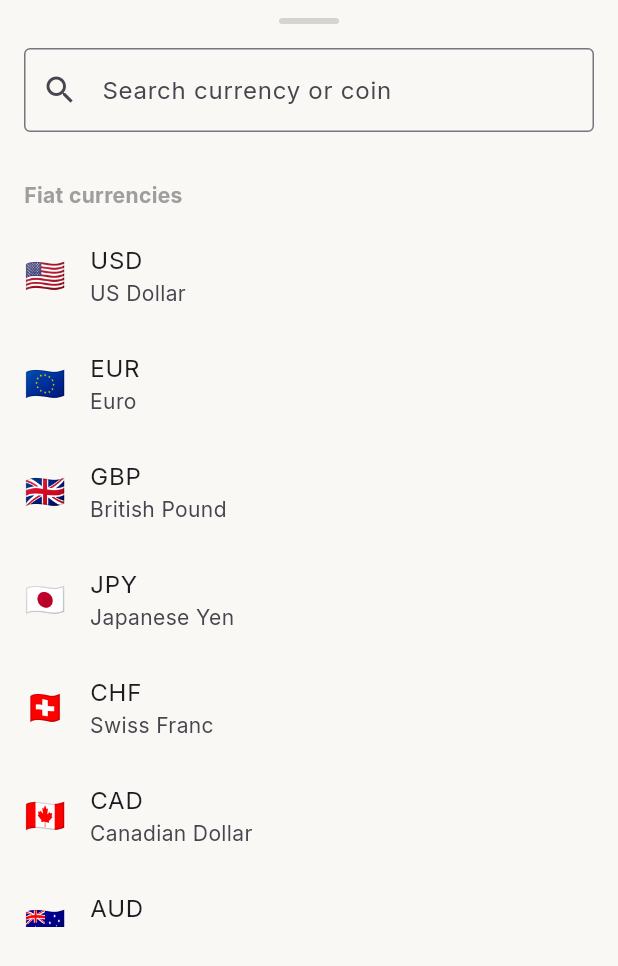
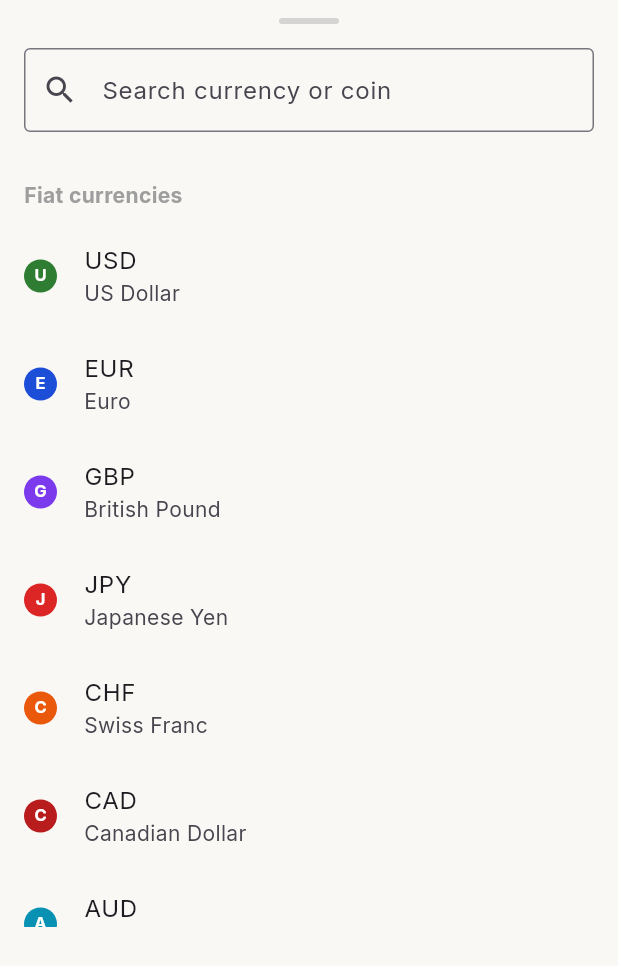
Before and after one commit to sirine2907/RateFlow, a Flutter app: the _CurrencyPickerSheet widget shown alone on an empty page, opened directly, on a phone screen of 412 x 824 dp. Shown: the top 966 px of the screen. Run offline on Flutter 3.47's test engine with Material 3 defaults, Android fonts, the phone set to English and light mode, and no system bars; our stand-ins replace shared_preferences; accounts and stored records are empty; network calls fail.

Commit message:
swap flag emoji for colored currency badges, fix chart x-axis label overlap

```diff
--- a/lib/models/currency.dart
+++ b/lib/models/currency.dart
@@ -1,16 +1,22 @@
+import 'package:flutter/material.dart';
+
 // A currency that can be converted - either a regular fiat currency
 // (like USD, EUR) or a crypto coin (like BTC, ETH).
+//
+// Flag emoji don't render reliably everywhere (Windows in particular),
+// so each currency gets a plain color used for its badge in the UI
+// instead of a flag icon.
 class Currency {
   final String code; // e.g. "USD" or "BTC"
   final String name; // e.g. "US Dollar" or "Bitcoin"
-  final String flag; // emoji flag or coin symbol, shown in the UI
+  final Color color;
   final bool isCrypto;
   final String? coinGeckoId; // only set for crypto, e.g. "bitcoin"
 
   const Currency({
     required this.code,
     required this.name,
-    required this.flag,
+    required this.color,
     required this.isCrypto,
     this.coinGeckoId,
   });
--- a/lib/screens/chart_screen.dart
+++ b/lib/screens/chart_screen.dart
@@ -6,6 +6,7 @@ import '../models/currency.dart';
 import '../services/rate_service.dart';
 import '../theme/app_theme.dart';
 import '../utils/currency_list.dart';
+import '../widgets/currency_badge.dart';
 import '../widgets/currency_picker_sheet.dart';
 
 class _Period {
@@ -110,7 +111,7 @@ class _ChartScreenState extends State<ChartScreen> {
   Widget _pairButton(Currency currency, VoidCallback onTap) {
     return OutlinedButton.icon(
       onPressed: onTap,
-      icon: Text(currency.flag, style: const TextStyle(fontSize: 18)),
+      icon: CurrencyBadge(currency, size: 18),
       label: Text(currency.code),
     );
   }
@@ -174,10 +175,13 @@ class _ChartScreenState extends State<ChartScreen> {
             sideTitles: SideTitles(
               showTitles: true,
               reservedSize: 24,
-              interval: (points.length / 4).clamp(1, points.length).floorToDouble(),
+              interval: 1,
               getTitlesWidget: (value, meta) {
-                final index = value.toInt();
+                final index = value.round();
                 if (index < 0 || index >= points.length) return const SizedBox.shrink();
+                if (!_labelIndexes(points.length).contains(index)) {
+                  return const SizedBox.shrink();
+                }
                 return Padding(
                   padding: const EdgeInsets.only(top: 6),
                   child: Text(
@@ -206,4 +210,16 @@ class _ChartScreenState extends State<ChartScreen> {
       ),
     );
   }
+
+  // 4 evenly spaced indexes (first, two in between, last) so date labels
+  // never land close enough together to overlap.
+  Set<int> _labelIndexes(int length) {
+    if (length <= 4) return {for (var i = 0; i < length; i++) i};
+    return {
+      0,
+      ((length - 1) / 3).round(),
+      ((length - 1) * 2 / 3).round(),
+      length - 1,
+    };
+  }
 }
--- a/lib/screens/convert_screen.dart
+++ b/lib/screens/convert_screen.dart
@@ -4,6 +4,7 @@ import '../models/currency.dart';
 import '../providers/converter_provider.dart';
 import '../providers/favorites_provider.dart';
 import '../theme/app_theme.dart';
+import '../widgets/currency_badge.dart';
 import '../widgets/currency_picker_sheet.dart';
 
 class ConvertScreen extends StatefulWidget {
@@ -131,7 +132,7 @@ class _ConvertScreenState extends State<ConvertScreen> {
               children: [
                 OutlinedButton.icon(
                   onPressed: onPickCurrency,
-                  icon: Text(currency.flag, style: const TextStyle(fontSize: 18)),
+                  icon: CurrencyBadge(currency, size: 18),
                   label: Text(currency.code),
                 ),
                 const SizedBox(width: 12),
--- a/lib/screens/favorites_screen.dart
+++ b/lib/screens/favorites_screen.dart
@@ -6,6 +6,7 @@ import '../providers/favorites_provider.dart';
 import '../providers/nav_provider.dart';
 import '../services/rate_service.dart';
 import '../utils/currency_list.dart';
+import '../widgets/currency_badge.dart';
 
 class FavoritesScreen extends StatefulWidget {
   final RateService? rateService;
@@ -59,7 +60,14 @@ class _FavoritesScreenState extends State<FavoritesScreen> {
 
     return Card(
       child: ListTile(
-        leading: Text('${from.flag} → ${to.flag}', style: const TextStyle(fontSize: 18)),
+        leading: Row(
+          mainAxisSize: MainAxisSize.min,
+          children: [
+            CurrencyBadge(from, size: 20),
+            const Icon(Icons.arrow_forward, size: 14),
+            CurrencyBadge(to, size: 20),
+          ],
+        ),
         title: Text('${from.code} → ${to.code}'),
         subtitle: FutureBuilder<double>(
           future: _rateService.getRate(from, to),
--- a/lib/utils/currency_list.dart
+++ b/lib/utils/currency_list.dart
@@ -1,33 +1,34 @@
+import 'package:flutter/material.dart';
 import '../models/currency.dart';
 
 // Fiat list kept to currencies the frankfurter.app API actually supports
 // (it mirrors the European Central Bank's reference rates).
 const List<Currency> fiatCurrencies = [
-  Currency(code: 'USD', name: 'US Dollar', flag: '🇺🇸', isCrypto: false),
-  Currency(code: 'EUR', name: 'Euro', flag: '🇪🇺', isCrypto: false),
-  Currency(code: 'GBP', name: 'British Pound', flag: '🇬🇧', isCrypto: false),
-  Currency(code: 'JPY', name: 'Japanese Yen', flag: '🇯🇵', isCrypto: false),
-  Currency(code: 'CHF', name: 'Swiss Franc', flag: '🇨🇭', isCrypto: false),
-  Currency(code: 'CAD', name: 'Canadian Dollar', flag: '🇨🇦', isCrypto: false),
-  Currency(code: 'AUD', name: 'Australian Dollar', flag: '🇦🇺', isCrypto: false),
-  Currency(code: 'CNY', name: 'Chinese Yuan', flag: '🇨🇳', isCrypto: false),
-  Currency(code: 'INR', name: 'Indian Rupee', flag: '🇮🇳', isCrypto: false),
-  Currency(code: 'SEK', name: 'Swedish Krona', flag: '🇸🇪', isCrypto: false),
-  Currency(code: 'SGD', name: 'Singapore Dollar', flag: '🇸🇬', isCrypto: false),
-  Currency(code: 'TRY', name: 'Turkish Lira', flag: '🇹🇷', isCrypto: false),
+  Currency(code: 'USD', name: 'US Dollar', color: Color(0xFF2E7D32), isCrypto: false),
+  Currency(code: 'EUR', name: 'Euro', color: Color(0xFF1D4ED8), isCrypto: false),
+  Currency(code: 'GBP', name: 'British Pound', color: Color(0xFF7C3AED), isCrypto: false),
+  Currency(code: 'JPY', name: 'Japanese Yen', color: Color(0xFFDC2626), isCrypto: false),
+  Currency(code: 'CHF', name: 'Swiss Franc', color: Color(0xFFEA580C), isCrypto: false),
+  Currency(code: 'CAD', name: 'Canadian Dollar', color: Color(0xFFB91C1C), isCrypto: false),
+  Currency(code: 'AUD', name: 'Australian Dollar', color: Color(0xFF0891B2), isCrypto: false),
+  Currency(code: 'CNY', name: 'Chinese Yuan', color: Color(0xFFBE123C), isCrypto: false),
+  Currency(code: 'INR', name: 'Indian Rupee', color: Color(0xFFD97706), isCrypto: false),
+  Currency(code: 'SEK', name: 'Swedish Krona', color: Color(0xFF2563EB), isCrypto: false),
+  Currency(code: 'SGD', name: 'Singapore Dollar', color: Color(0xFFE11D48), isCrypto: false),
+  Currency(code: 'TRY', name: 'Turkish Lira', color: Color(0xFFC2410C), isCrypto: false),
 ];
 
 // coinGeckoId is the id CoinGecko's API expects, which isn't always the
 // same as the ticker symbol.
 const List<Currency> cryptoCurrencies = [
-  Currency(code: 'BTC', name: 'Bitcoin', flag: '₿', isCrypto: true, coinGeckoId: 'bitcoin'),
-  Currency(code: 'ETH', name: 'Ethereum', flag: 'Ξ', isCrypto: true, coinGeckoId: 'ethereum'),
-  Currency(code: 'USDT', name: 'Tether', flag: '₮', isCrypto: true, coinGeckoId: 'tether'),
-  Currency(code: 'BNB', name: 'BNB', flag: '◆', isCrypto: true, coinGeckoId: 'binancecoin'),
-  Currency(code: 'SOL', name: 'Solana', flag: '◎', isCrypto: true, coinGeckoId: 'solana'),
-  Currency(code: 'XRP', name: 'XRP', flag: '✕', isCrypto: true, coinGeckoId: 'ripple'),
-  Currency(code: 'ADA', name: 'Cardano', flag: '❖', isCrypto: true, coinGeckoId: 'cardano'),
-  Currency(code: 'DOGE', name: 'Dogecoin', flag: 'Ð', isCrypto: true, coinGeckoId: 'dogecoin'),
+  Currency(code: 'BTC', name: 'Bitcoin', color: Color(0xFFF7931A), isCrypto: true, coinGeckoId: 'bitcoin'),
+  Currency(code: 'ETH', name: 'Ethereum', color: Color(0xFF627EEA), isCrypto: true, coinGeckoId: 'ethereum'),
+  Currency(code: 'USDT', name: 'Tether', color: Color(0xFF26A17B), isCrypto: true, coinGeckoId: 'tether'),
+  Currency(code: 'BNB', name: 'BNB', color: Color(0xFFF3BA2F), isCrypto: true, coinGeckoId: 'binancecoin'),
+  Currency(code: 'SOL', name: 'Solana', color: Color(0xFF9945FF), isCrypto: true, coinGeckoId: 'solana'),
+  Currency(code: 'XRP', name: 'XRP', color: Color(0xFF23292F), isCrypto: true, coinGeckoId: 'ripple'),
+  Currency(code: 'ADA', name: 'Cardano', color: Color(0xFF0D1E30), isCrypto: true, coinGeckoId: 'cardano'),
+  Currency(code: 'DOGE', name: 'Dogecoin', color: Color(0xFFC2A633), isCrypto: true, coinGeckoId: 'dogecoin'),
 ];
 
 const List<Currency> allCurrencies = [...fiatCurrencies, ...cryptoCurrencies];
--- /dev/null
+++ b/lib/widgets/currency_badge.dart
@@ -0,0 +1,27 @@
+import 'package:flutter/material.dart';
+import '../models/currency.dart';
+
+// A small colored circle with the currency's first letter, used in
+// place of a flag icon everywhere a currency is shown.
+class CurrencyBadge extends StatelessWidget {
+  final Currency currency;
+  final double size;
+
+  const CurrencyBadge(this.currency, {super.key, this.size = 22});
+
+  @override
+  Widget build(BuildContext context) {
+    return CircleAvatar(
+      radius: size / 2,
+      backgroundColor: currency.color,
+      child: Text(
+        currency.code.substring(0, 1),
+        style: TextStyle(
+          color: Colors.white,
+          fontWeight: FontWeight.bold,
+          fontSize: size * 0.5,
+        ),
+      ),
+    );
+  }
+}
--- a/lib/widgets/currency_picker_sheet.dart
+++ b/lib/widgets/currency_picker_sheet.dart
@@ -1,6 +1,7 @@
 import 'package:flutter/material.dart';
 import '../models/currency.dart';
 import '../utils/currency_list.dart';
+import 'currency_badge.dart';
 
 // Bottom sheet that lets the user pick a currency, with fiat and
 // crypto shown as two separate sections.
@@ -92,7 +93,7 @@ class _CurrencyPickerSheetState extends State<_CurrencyPickerSheet> {
 
   Widget _currencyTile(Currency currency) {
     return ListTile(
-      leading: Text(currency.flag, style: const TextStyle(fontSize: 22)),
+      leading: CurrencyBadge(currency),
       title: Text(currency.code),
       subtitle: Text(currency.name),
       onTap: () => Navigator.of(context).pop(currency),
```
